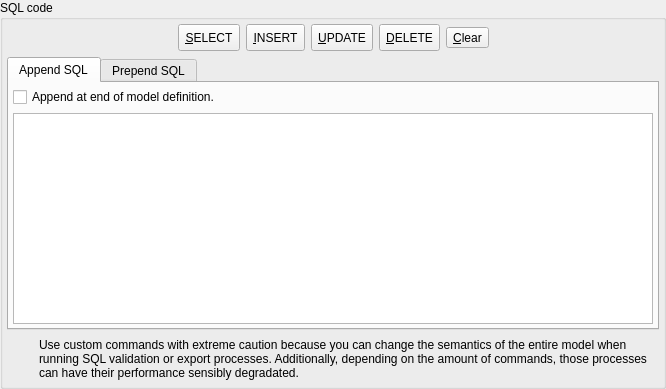
First picture: the form in libpgmodeler_ui/ui/customsqlwidget.ui, repository pgmodeler/pgmodeler, before the edit.
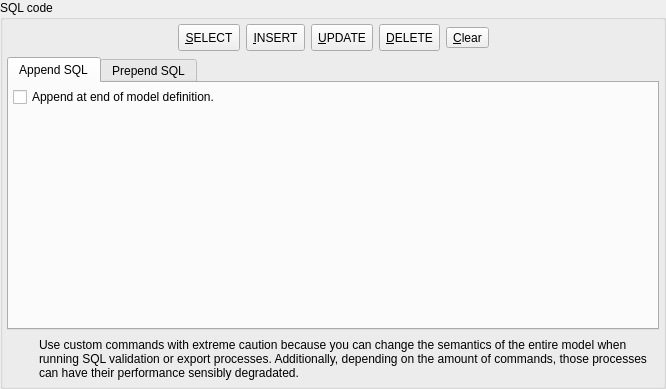
Second picture: the form after the edit. Icons and pictures are not drawn.

Diff of the .ui file:
```diff
--- a/libpgmodeler_ui/ui/customsqlwidget.ui
+++ b/libpgmodeler_ui/ui/customsqlwidget.ui
@@ -296,7 +296,7 @@
            </widget>
           </item>
           <item>
-           <widget class="QPlainTextEdit" name="append_sql_txt"/>
+           <widget class="QWidget" name="append_sql_wgt" native="true"/>
           </item>
          </layout>
         </widget>
```
Left out of the diff: 2 changed lines with no effect on the pictures.
